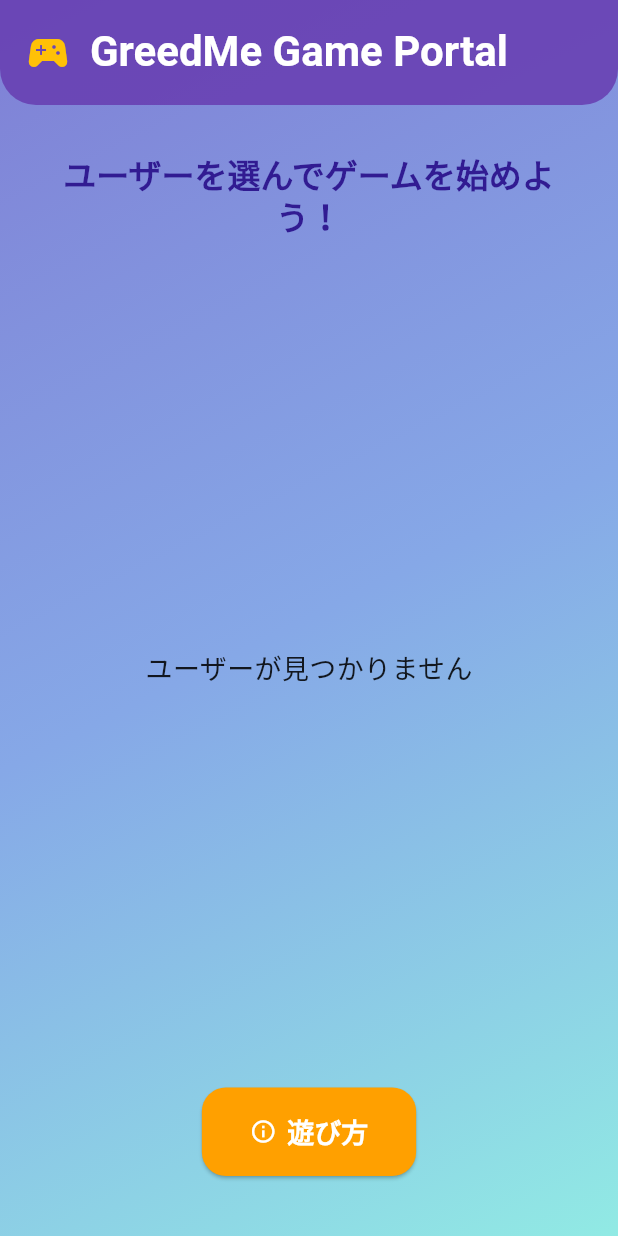
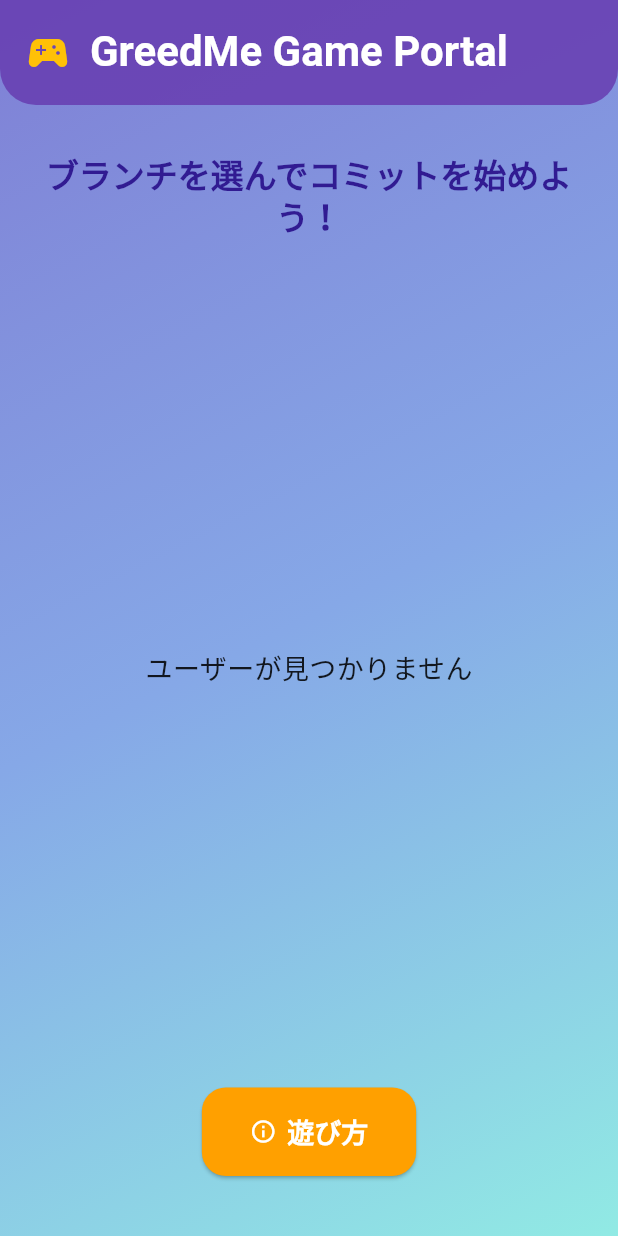
Before and after one commit to NazonoKansatugata/greedme_flutter, a Flutter app: the screen it shows after launch, on a phone screen of 412 x 824 dp. Run offline on Flutter 3.47's test engine with Material 3 defaults, Android fonts, the phone set to English and light mode, and no system bars; our stand-ins replace cloud_firestore, firebase_core; accounts and stored records are empty; network calls fail.

Commit message:
change name

```diff
--- a/lib/main.dart
+++ b/lib/main.dart
@@ -25,7 +25,7 @@ class MyApp extends StatelessWidget {
   @override
   Widget build(BuildContext context) {
     return MaterialApp(
-      title: 'GreedMe Game Portal',
+      title: 'コミットをためよう！！',
       theme: ThemeData(
         colorScheme: ColorScheme.fromSeed(seedColor: Colors.deepPurple),
         fontFamily: 'Roboto',
@@ -260,7 +260,7 @@ Bボタンで移動速度（遅い/普通/速い）を切り替えます。
               Padding(
                 padding: const EdgeInsets.symmetric(horizontal: 24.0, vertical: 8),
                 child: Text(
-                  'ユーザーを選んでゲームを始めよう！',
+                  'ブランチを選んでコミットを始めよう！',
                   style: Theme.of(context).textTheme.titleLarge?.copyWith(
                         color: Colors.deepPurple.shade900,
                         fontSize: 22,
```
